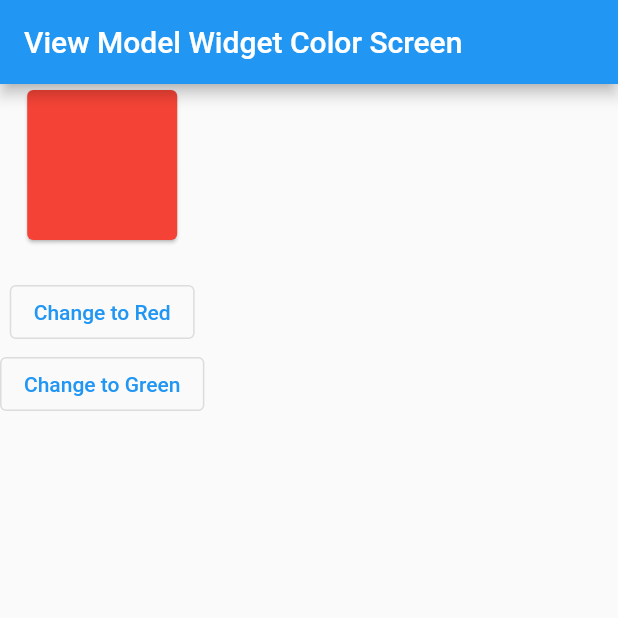
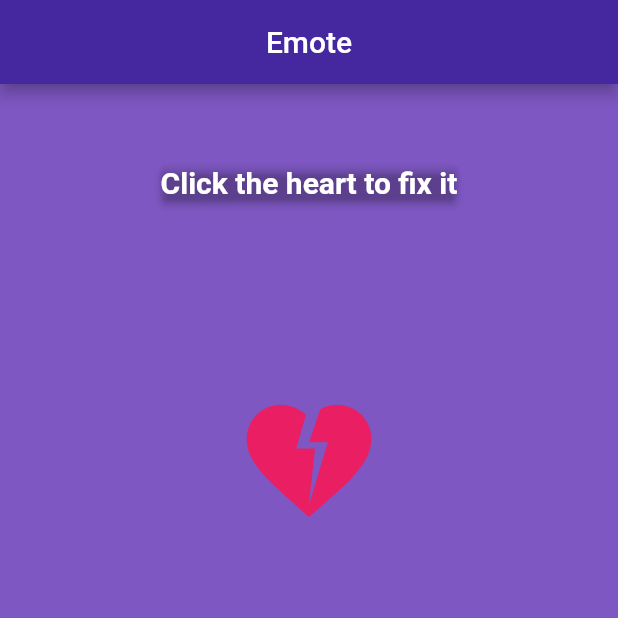
Before and after one commit to root137/state_management, a Flutter app: the screen it shows after launch, on a phone screen of 412 x 824 dp, the top half of it. Run offline on Flutter 3.47's test engine with Material 2 defaults, Android fonts, the phone set to English and light mode, and no system bars; our stand-ins replace flutter_bloc, stacked.

Commit message:
heart emote animation

```diff
--- a/lib/main.dart
+++ b/lib/main.dart
@@ -1,10 +1,9 @@
 import 'package:flutter/material.dart';
 import 'package:flutter_bloc/flutter_bloc.dart';
-import 'package:stacked/stacked.dart';
 import 'package:state_management/stateManagement/bloc/blocObserver/my_bloc_observer.dart';
 import 'package:state_management/stateManagement/bloc/realBloc/color_bloc.dart';
-import 'package:state_management/stateManagement/stacked/color_view_model.dart';
-import 'package:state_management/stateManagement/stacked/color_with_view_model_widget_screen.dart';
+
+import 'stateManagement/example/emote_screen.dart';
 
 void main() {
   ///setting my bloc observer here...
@@ -29,12 +28,13 @@ class MyApp extends StatelessWidget {
         theme: ThemeData(
           primarySwatch: Colors.blue,
         ),
-        home: ViewModelBuilder<ColorViewModel>.nonReactive(
-          viewModelBuilder: () => ColorViewModel(),
-          builder: (context, viewModel, child) {
-            return ColorWithViewModelWidgetScreen();
-          },
-        ),
+        home: EmoteScreen(),
+        // home: ViewModelBuilder<ColorViewModel>.nonReactive(
+        //   viewModelBuilder: () => ColorViewModel(),
+        //   builder: (context, viewModel, child) {
+        //     return ColorWithViewModelWidgetScreen();
+        //   },
+        // ),
         // home: ReactiveColorScreen(),
       ),
     );
--- /dev/null
+++ b/lib/stateManagement/example/emote_screen.dart
@@ -0,0 +1,123 @@
+import 'package:flutter/material.dart';
+import 'package:stacked/stacked.dart';
+import 'package:state_management/stateManagement/example/emote_view_model.dart';
+
+class EmoteScreen extends StatelessWidget {
+  const EmoteScreen({Key? key}) : super(key: key);
+
+  @override
+  Widget build(BuildContext context) {
+    return Scaffold(
+        backgroundColor: Colors.deepPurple.shade400,
+        appBar: AppBar(
+          backgroundColor: Colors.deepPurple.shade800,
+          title: const Center(child: Text('Emote')),
+        ),
+        body: Column(
+          children: [
+            SizedBox(
+              height: 50,
+            ),
+            Card(
+              elevation: 2,
+              color: Colors.transparent,
+              child: Text(
+                'Click the heart to fix it',
+                style: TextStyle(
+                  fontWeight: FontWeight.bold,
+                  fontSize: 20,
+                  color: Colors.white,
+                ),
+              ),
+            ),
+            SizedBox(
+              height: 20,
+            ),
+            Center(
+              child: ViewModelBuilder<EmoteViewModel>.reactive(
+                viewModelBuilder: () => EmoteViewModel(),
+                builder: (context, viewModel, child) {
+                  return Stack(
+                    alignment: Alignment.center,
+                    children: [
+                      Container(
+                        width: 300,
+                        height: 300,
+                        color: Colors.transparent,
+                      ),
+                      GestureDetector(
+                        onTap: () {
+                          if (viewModel.expand) {
+                            viewModel.collapseHeart();
+                          } else {
+                            viewModel.expandHeart();
+                          }
+                        },
+                        child: Icon(
+                          viewModel.expand
+                              ? Icons.favorite
+                              : Icons.heart_broken,
+                          color: Colors.pink,
+                          size: 100,
+                        ),
+                      ),
+                      AnimatedPositioned(
+                        duration: Duration(milliseconds: 300),
+                        top: viewModel.expand ? 60 : 140,
+                        right: viewModel.expand ? 80 : 140,
+                        child: Icon(
+                          Icons.favorite,
+                          color: viewModel.expand
+                              ? Colors.pinkAccent
+                              : Colors.transparent,
+                          size: 30,
+                        ),
+                      ),
+                      AnimatedPositioned(
+                        duration: Duration(milliseconds: 300),
+                        top: viewModel.expand ? 40 : 140,
+                        right: viewModel.expand ? 140 : 140,
+                        child: Icon(
+                          Icons.favorite,
+                          color: viewModel.expand
+                              ? Colors.pinkAccent
+                              : Colors.transparent,
+                          size: 30,
+                        ),
+                      ),
+                      AnimatedPositioned(
+                        duration: Duration(milliseconds: 300),
+                        top: viewModel.expand ? 60 : 140,
+                        left: viewModel.expand ? 80 : 140,
+                        child: Icon(
+                          Icons.favorite,
+                          color: viewModel.expand
+                              ? Colors.pinkAccent
+                              : Colors.transparent,
+                          size: 30,
+                        ),
+                      ),
+                      AnimatedPositioned(
+                        duration: Duration(milliseconds: 300),
+                        bottom: viewModel.expand ? 70 : 140,
+                        child: AnimatedOpacity(
+                          duration: Duration(milliseconds: 300),
+                          opacity: viewModel.expand ? 1 : 0,
+                          child: Text(
+                            'Sandip',
+                            style: TextStyle(
+                              fontWeight: FontWeight.bold,
+                              fontSize: 20,
+                            ),
+                          ),
+                        ),
+                      ),
+                    ],
+                  );
+                },
+              ),
+            ),
+          ],
+        ));
+  }
+}
--- /dev/null
+++ b/lib/stateManagement/example/emote_view_model.dart
@@ -0,0 +1,14 @@
+import 'package:flutter/material.dart';
+
+class EmoteViewModel extends ChangeNotifier {
+  bool expand = false;
+  void expandHeart() {
+    expand = true;
+    notifyListeners();
+  }
+
+  void collapseHeart() {
+    expand = false;
+    notifyListeners();
+  }
+}
```
